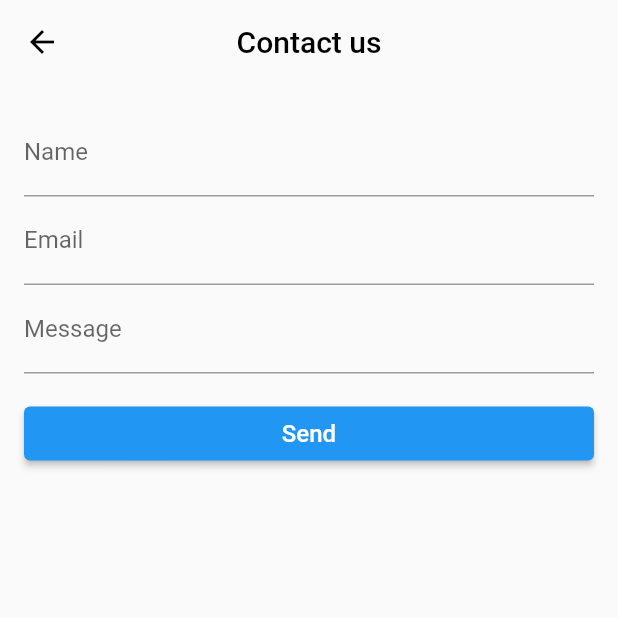
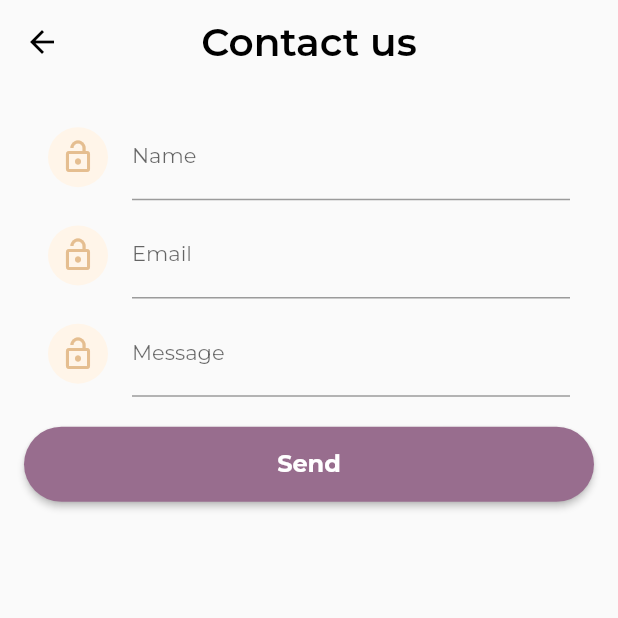
Before and after one commit to ShyConstantine/Advertech-Test-task, a Flutter app: the screen it shows after launch, on a phone screen of 412 x 824 dp, the top half of it. Run offline on Flutter 3.47's test engine with Material 2 defaults, Android fonts, the phone set to English and light mode, and no system bars; our stand-ins replace dio, google_fonts.

Commit message:
Added google fonts for styling
Finish

```diff
--- a/lib/contact_form.dart
+++ b/lib/contact_form.dart
@@ -1,4 +1,5 @@
 import 'package:flutter/material.dart';
+import 'package:google_fonts/google_fonts.dart';
 
 class ContactForm extends StatelessWidget {
   final GlobalKey<FormState> formKey;
@@ -28,9 +29,20 @@ class ContactForm extends StatelessWidget {
       child: Column(
         crossAxisAlignment: CrossAxisAlignment.stretch,
         children: <Widget>[
-          TextFormField(
+          ListTile(
+            leading: CircleAvatar(
+              backgroundColor: Color(0xFFFFF5E9),
+              child: Icon(
+                Icons.lock_open,
+                color: Color(0xFFE5BE90),
+              ),
+            ),
+            title: TextFormField(
               controller: nameController,
-            decoration: InputDecoration(labelText: 'Name'),
+              decoration: InputDecoration(
+                labelText: 'Name',
+                labelStyle: GoogleFonts.montserrat(fontSize: 14),
+              ),
               validator: (value) {
                 if (value!.isEmpty) {
                   return 'Please enter your name';
@@ -38,9 +50,21 @@ class ContactForm extends StatelessWidget {
                 return null;
               },
             ),
-          TextFormField(
+          ),
+          ListTile(
+            leading: CircleAvatar(
+              backgroundColor: Color(0xFFFFF5E9),
+              child: Icon(
+                Icons.lock_open,
+                color: Color(0xFFE5BE90),
+              ),
+            ),
+            title: TextFormField(
               controller: emailController,
-            decoration: InputDecoration(labelText: 'Email'),
+              decoration: InputDecoration(
+                labelText: 'Email',
+                labelStyle: GoogleFonts.montserrat(fontSize: 14),
+              ),
               validator: (value) {
                 if (value!.isEmpty) {
                   return 'Please enter your email';
@@ -51,9 +75,21 @@ class ContactForm extends StatelessWidget {
                 return null;
               },
             ),
-          TextFormField(
+          ),
+          ListTile(
+            leading: CircleAvatar(
+              backgroundColor: Color(0xFFFFF5E9),
+              child: Icon(
+                Icons.lock_open,
+                color: Color(0xFFE5BE90),
+              ),
+            ),
+            title: TextFormField(
               controller: messageController,
-            decoration: InputDecoration(labelText: 'Message'),
+              decoration: InputDecoration(
+                labelText: 'Message',
+                labelStyle: GoogleFonts.montserrat(fontSize: 14),
+              ),
               validator: (value) {
                 if (value!.isEmpty) {
                   return 'Please enter a message';
@@ -61,12 +97,21 @@ class ContactForm extends StatelessWidget {
                 return null;
               },
             ),
+          ),
           SizedBox(height: 16.0),
           ElevatedButton(
             onPressed: isLoading ? null : validateForm,
+            style: ElevatedButton.styleFrom(
+              backgroundColor: Color(0xFF986D8E),
+              minimumSize: Size(120, 50),
+              shape: RoundedRectangleBorder(
+                borderRadius: BorderRadius.circular(25.0),
+              ),
+            ),
             child: Text(
               isLoading ? 'Please wait' : 'Send',
-              style: TextStyle(fontSize: 16.0),
+              style: GoogleFonts.montserrat(
+                  fontSize: 16, fontWeight: FontWeight.bold),
             ),
           ),
         ],
--- a/lib/contact_page.dart
+++ b/lib/contact_page.dart
@@ -1,4 +1,5 @@
 import 'package:flutter/material.dart';
+import 'package:google_fonts/google_fonts.dart';
 import 'api_service.dart';
 import 'contact_form.dart';
 
@@ -78,7 +79,10 @@ class _ContactPageState extends State<ContactPage> {
         centerTitle: true,
         title: Text(
           'Contact us',
-          style: TextStyle(color: Colors.black),
+          style: GoogleFonts.montserrat(
+            textStyle: TextStyle(
+                color: Colors.black, fontWeight: FontWeight.w600, fontSize: 26),
+          ),
         ),
         leading: IconButton(
           icon: Icon(Icons.arrow_back),
--- a/lib/main.dart
+++ b/lib/main.dart
@@ -3,7 +3,7 @@ import 'contact_page.dart';
 
 void main() {
   runApp(MaterialApp(
-    title: 'Contact App',
+    title: 'Contact us',
     home: ContactPage(),
   ));
 }
--- a/pubspec.yaml
+++ b/pubspec.yaml
@@ -30,7 +30,10 @@ environment:
 dependencies:
   flutter:
     sdk: flutter
-  dio: ^4.0.0
+  dio: ^5.2.1+1
+  google_fonts: ^5.1.0
+
+
 
 
 
```
Also changed, not shown: pubspec.lock. Lines whose indentation alone changed are shown as unchanged.
